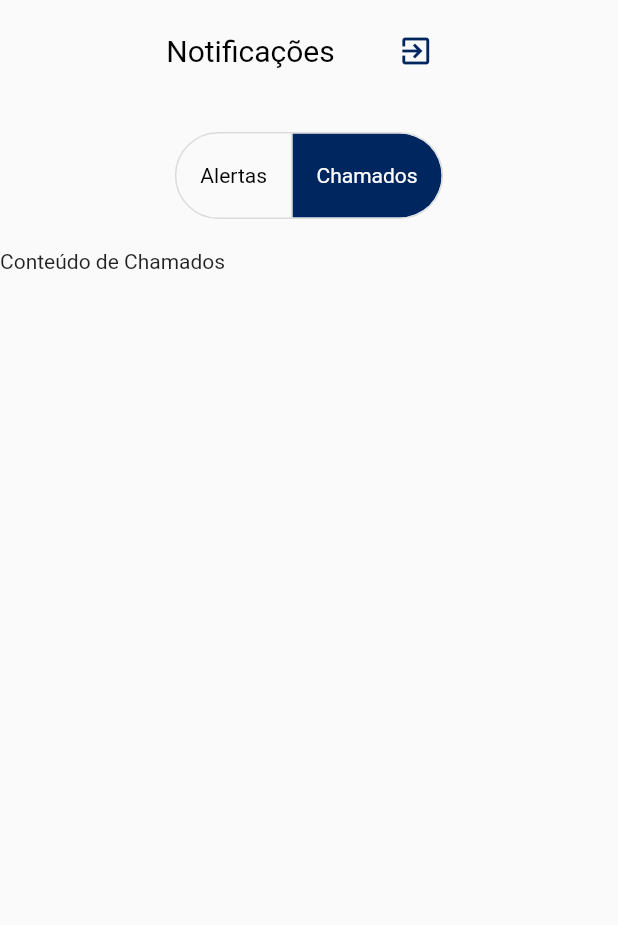
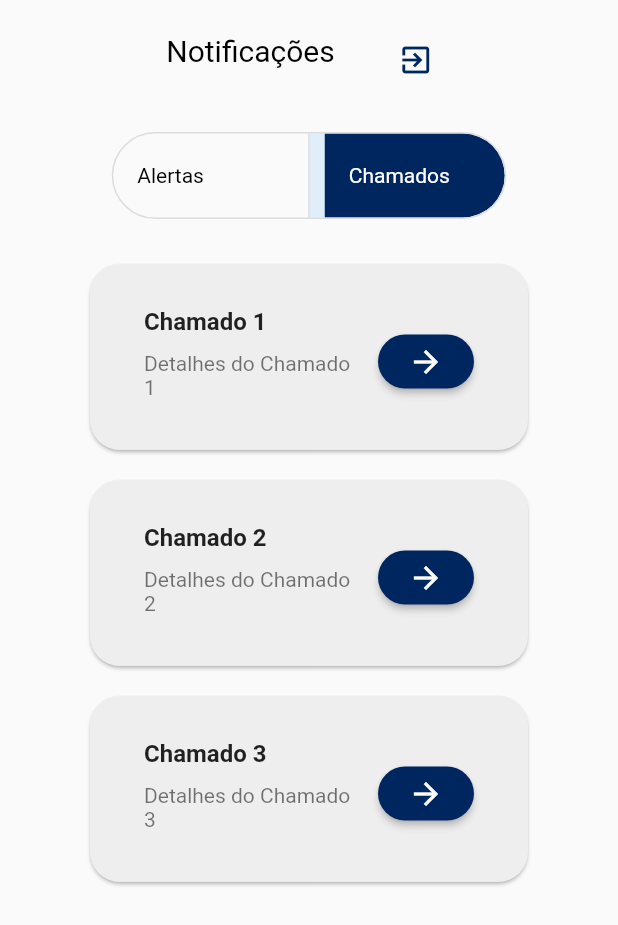
Before and after one commit to NaomiSoubhia/ford_app, a Flutter app: the BellScreen screen opened directly, after a tap on "Chamados", on a phone screen of 412 x 824 dp. Shown: the top 925 px of the screen. Run offline on Flutter 3.47's test engine with Material 2 defaults, Android fonts, the light colour scheme and no system bars; network calls fail.

Commit message:
em progresso

```diff
--- a/lib/main.dart
+++ b/lib/main.dart
@@ -1,6 +1,7 @@
 import 'dart:async';
 import 'package:flutter/material.dart';
 import 'package:ford_app/pages/cadastro.dart';
+import 'package:ford_app/pages/chat_privado.dart';
 import 'package:ford_app/pages/initial_screen.dart';
 import 'package:ford_app/pages/login.dart';
 import 'package:ford_app/pages/menu.dart';
--- a/lib/pages/bell_screen.dart
+++ b/lib/pages/bell_screen.dart
@@ -1,4 +1,6 @@
 import 'package:flutter/material.dart';
+import 'package:ford_app/pages/chat_privado.dart';
+import 'package:ford_app/pages/repository/chamado.dart';
 
 class BellScreen extends StatefulWidget {
   @override
@@ -30,7 +32,10 @@ class _BellScreenState extends State<BellScreen> {
                   ),
                   SizedBox(width: 30), // Espaço entre o texto e o ícone
                   IconButton(
-                    icon: Icon(Icons.exit_to_app, color: Color(0xFF002660)),
+                    icon: Padding(
+                      padding: EdgeInsets.only(top: 10), // Margem superior para o ícone
+                      child: Icon(Icons.exit_to_app, color: Color(0xFF002660)),
+                    ),
                     onPressed: () {
                       Navigator.pushNamed(context, '/home');
                     },
@@ -43,13 +48,15 @@ class _BellScreenState extends State<BellScreen> {
               alignment: Alignment.center,
               child: ToggleButtons(
                 borderRadius: BorderRadius.only(
-                        topLeft: Radius.circular(30.0),
-                        bottomLeft: Radius.circular(30.0),
-                        bottomRight: Radius.circular(30.0),
-                        topRight: Radius.circular(30.0),
-                      ),
+                  topLeft: Radius.circular(30.0),
+                  bottomLeft: Radius.circular(30.0),
+                  bottomRight: Radius.circular(30.0),
+                  topRight: Radius.circular(30.0),
+                ),
                 children: <Widget>[
                   Container(
+                    width: 120.0,
+                    margin: EdgeInsets.only(right: 10.0),
                     padding: EdgeInsets.symmetric(horizontal: 16.0, vertical: 20.0),
                     decoration: BoxDecoration(
                       color: selectedIndex == 0 ? Color(0xFF002660) : null,
@@ -66,6 +73,8 @@ class _BellScreenState extends State<BellScreen> {
                     ),
                   ),
                   Container(
+                    width: 120.0,
+                    margin: EdgeInsets.only(left: 10.0),
                     padding: EdgeInsets.symmetric(horizontal: 16.0, vertical: 20.0),
                     decoration: BoxDecoration(
                       color: selectedIndex == 1 ? Color(0xFF002660) : null,
@@ -74,7 +83,6 @@ class _BellScreenState extends State<BellScreen> {
                         bottomRight: Radius.circular(30.0),
                       ),
                     ),
-
                     child: Text(
                       'Chamados',
                       style: TextStyle(
@@ -95,7 +103,64 @@ class _BellScreenState extends State<BellScreen> {
             // Exibe o conteúdo com base na opção selecionada
             selectedIndex == 0
                 ? Text('Conteúdo de Alertas')
-                : Text('Conteúdo de Chamados'),
+                : Container(
+                    child: Column(
+                      children: [
+                        ListView.builder(
+                          itemCount: chamado.length,
+
+                          shrinkWrap: true, // Para evitar erros de layout
+                          itemBuilder: (context, index) {
+                            return Card(
+                              shape: RoundedRectangleBorder(
+                                borderRadius: BorderRadius.circular(20.0),
+                              ),
+                              color: Colors.grey[200],
+                              margin: EdgeInsets.symmetric(vertical: 10.0, horizontal: 60.0),
+                              child: Center(
+                                child: Padding(
+                                  padding: const EdgeInsets.only(left: 20, top: 25),
+                                  child: ListTile(
+                                    title:  Text(chamado[index].titulo, style: TextStyle(fontWeight: FontWeight.bold,),),
+
+                                    subtitle:  Padding(
+                                        padding: const EdgeInsets.only(bottom:30.0,top: 10),
+                                        child: Text(chamado[index].detalhes),
+
+                                      ),
+
+                                    trailing: Padding(
+                                      padding: EdgeInsets.only(right: 20), // Margem superior para o ícone
+                                      child: ElevatedButton(
+
+                                        onPressed: () {
+                                             Navigator.push(
+                                              context,
+                                              MaterialPageRoute(
+                                                builder: (context) => ChatPrivado(chamado[index].titulo)),
+                                                );
+
+                                        },
+                                        style: ElevatedButton.styleFrom(
+
+                                          primary: Color(0xFF002660),
+
+                                          shape: RoundedRectangleBorder(
+                                            borderRadius: BorderRadius.circular(25),
+                                          ),
+                                        ),
+                                        child: Icon(Icons.arrow_forward, color: Colors.white),
+                                      ),
+                                    ),
+                                  ),
+                                ),
+                              ),
+                            );
+                          },
+                        ),
+                      ],
+                    ),
+                  ),
           ],
         ),
       ),
--- /dev/null
+++ b/lib/pages/repository/chamado.dart
@@ -0,0 +1,12 @@
+class BellChamado {
+  final String titulo;
+  final String detalhes;
+
+  BellChamado({required this.titulo, required this.detalhes});
+}
+
+List<BellChamado> chamado= [
+  BellChamado(titulo: 'Chamado 1', detalhes: 'Detalhes do Chamado 1'),
+  BellChamado(titulo: 'Chamado 2', detalhes: 'Detalhes do Chamado 2'),
+  BellChamado(titulo: 'Chamado 3', detalhes: 'Detalhes do Chamado 3'),
+];
```
Also changed, not shown: lib/pages/chat_privado.dart (added, +104 -0 lines), lib/pages/chat_screen.dart (+77 -3 lines), pubspec.lock, 1 other file.
